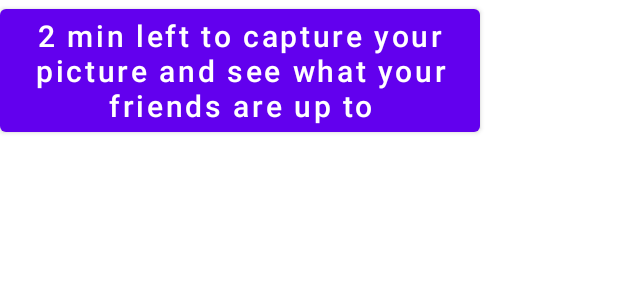
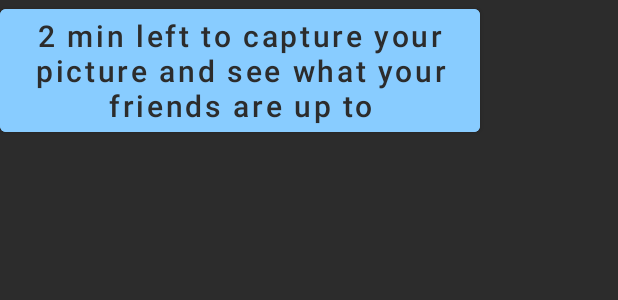
Before and after one commit to badr4y/Mobile-Project, an Android app: the layout camera_activity.xml on its own in the app's theme, with its tools: preview values and no code run, on a phone screen of 412 x 824 dp. Shown: the top 300 px of the screen. Run offline under Robolectric (Android 15) with nearby library versions, the phone set to English and light mode, and no system bars.

Commit message:
fixing the camera activity

```diff
--- a/app/src/main/res/layout/camera_activity.xml
+++ b/app/src/main/res/layout/camera_activity.xml
@@ -3,19 +3,20 @@
     xmlns:tools="http://schemas.android.com/tools"
     android:layout_width="match_parent"
     android:layout_height="match_parent"
-    xmlns:app="http://schemas.android.com/apk/res-auto">
+    android:background="#2c2c2c"
+    tools:ignore="ExtraText">
 
     <Button
         android:id="@+id/btnCam"
         android:layout_width="wrap_content"
         android:layout_height="wrap_content"
-        android:text="2 min left to capture your picture and see what your friends are up to"
+        android:text="@string/_2_min_left_to_capture_your_picture_and_see_what_your_friends_are_up_to"
         android:textAllCaps="false"
-        android:textSize="20dp"
+        android:textSize="20sp"
+        android:textColor="#2c2c2c"
+        android:backgroundTint="#88CCFF"
         tools:layout_editor_absoluteX="45dp"
-        tools:layout_editor_absoluteY="318dp" />
-    "
-        tools:layout_editor_absoluteX="40dp"
-        tools:layout_editor_absoluteY="356dp" />
+        tools:layout_editor_absoluteY="318dp"
+        tools:ignore="MissingConstraints" />
 
 </androidx.constraintlayout.widget.ConstraintLayout>
--- a/app/src/main/res/values/strings.xml
+++ b/app/src/main/res/values/strings.xml
@@ -36,4 +36,5 @@ Pellentesque habitant morbi tristique senectus et netus et malesuada fames ac tu
     <string name="discover">Discover</string>
     <string name="todo">TODO</string>
     <string name="_3h_late">3h late</string>
+    <string name="_2_min_left_to_capture_your_picture_and_see_what_your_friends_are_up_to">2 min left to capture your picture and see what your friends are up to</string>
 </resources>
```
Also changed, not shown: app/src/main/AndroidManifest.xml (+8 -0 lines).
